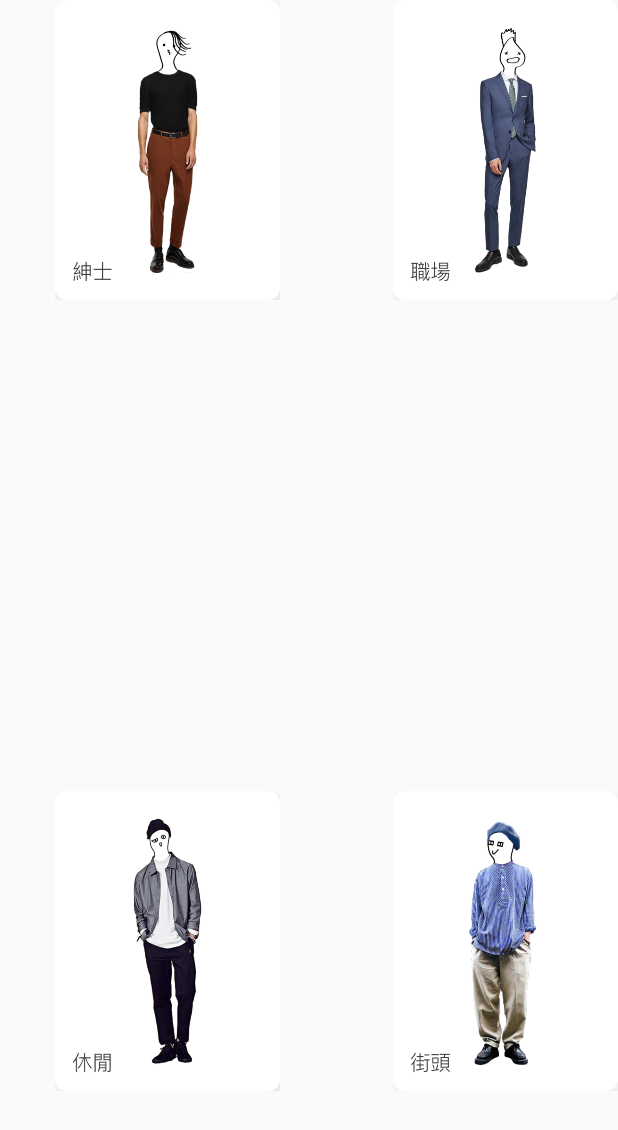
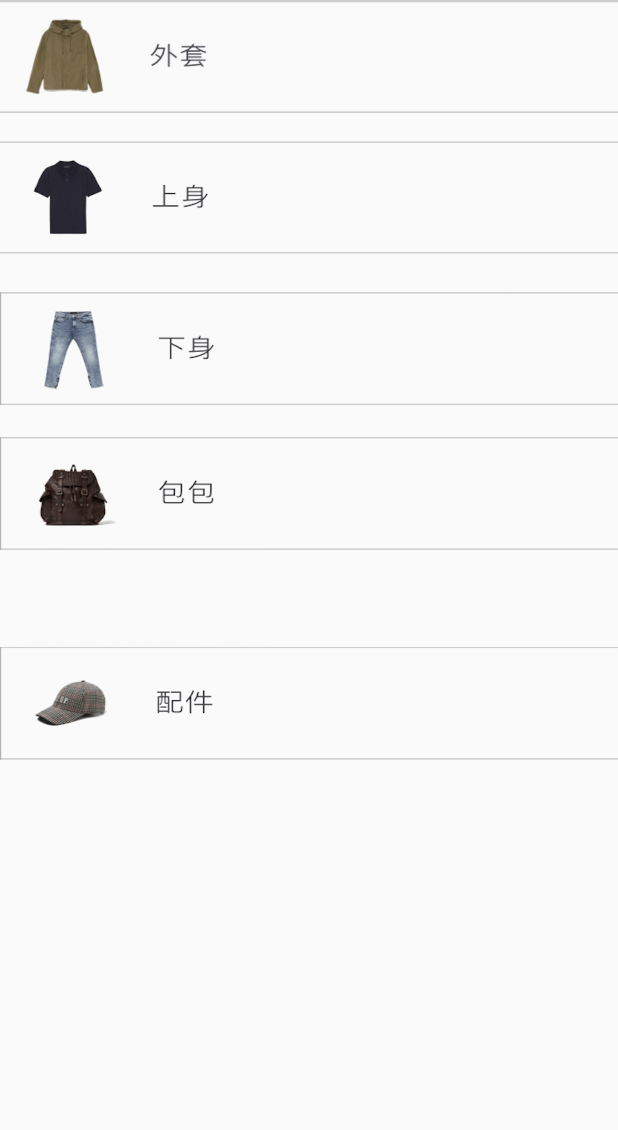
Before and after one commit to wall1350/LazyBoy, an Android app: the layout outfititem.xml on its own in the app's theme, with its tools: preview values and no code run, on a phone screen of 412 x 824 dp. Shown: the top 1130 px of the screen. Run offline under Robolectric (Android 15) with nearby library versions, the phone set to English and light mode, and no system bars.

Commit message:
Update Outfit

```diff
--- a/app/src/main/AndroidManifest.xml
+++ b/app/src/main/AndroidManifest.xml
@@ -20,6 +20,9 @@
         <activity
             android:label="Test"
             android:name=".Test"/>
+        <activity
+            android:label="OutfitRelax"
+            android:name=".OutfitRelax"/>
     </application>
 
 </manifest>
--- a/app/src/main/res/layout/outfititem.xml
+++ b/app/src/main/res/layout/outfititem.xml
@@ -6,52 +6,72 @@
     android:layout_width="match_parent"
     android:layout_height="match_parent">
 
-    <Button
-        android:id="@+id/button7"
-        android:layout_width="150dp"
-        android:layout_height="200dp"
-        android:background="@drawable/relax"
+    <ImageButton
+        android:id="@+id/btnJacket"
+        android:layout_width="450dp"
+        android:layout_height="75dp"
+        android:adjustViewBounds="true"
+        android:background="@drawable/jacket"
         app:layout_constraintBottom_toBottomOf="parent"
         app:layout_constraintEnd_toEndOf="parent"
-        app:layout_constraintHorizontal_bias="0.141"
-        app:layout_constraintStart_toStartOf="parent"
-        app:layout_constraintTop_toTopOf="parent"
-        app:layout_constraintVertical_bias="0.845" />
-
-    <Button
-        android:id="@+id/button6"
-        android:layout_width="150dp"
-        android:layout_height="200dp"
-        android:background="@drawable/job"
-        app:layout_constraintBottom_toBottomOf="parent"
-        app:layout_constraintEnd_toEndOf="parent"
-        app:layout_constraintHorizontal_bias="1.0"
+        app:layout_constraintHorizontal_bias="0.158"
         app:layout_constraintStart_toStartOf="parent"
         app:layout_constraintTop_toTopOf="parent"
         app:layout_constraintVertical_bias="0.0" />
 
-    <Button
-        android:id="@+id/button5"
-        android:layout_width="150dp"
-        android:layout_height="200dp"
-        android:background="@drawable/street"
+    <ImageButton
+        android:id="@+id/btnUpper"
+        android:layout_width="450dp"
+        android:layout_height="75dp"
+        android:layout_marginTop="8dp"
+        android:adjustViewBounds="true"
+        android:background="@drawable/upper"
         app:layout_constraintBottom_toBottomOf="parent"
         app:layout_constraintEnd_toEndOf="parent"
-        app:layout_constraintHorizontal_bias="1.0"
+        app:layout_constraintHorizontal_bias="0.136"
         app:layout_constraintStart_toStartOf="parent"
-        app:layout_constraintTop_toTopOf="parent"
-        app:layout_constraintVertical_bias="0.845" />
+        app:layout_constraintTop_toBottomOf="@+id/btnJacket"
+        app:layout_constraintVertical_bias="0.016" />
 
-    <Button
-        android:id="@+id/button4"
-        android:layout_width="150dp"
-        android:layout_height="200dp"
-        android:background="@drawable/gen"
+    <ImageButton
+        android:id="@+id/btnLower"
+        android:layout_width="450dp"
+        android:layout_height="75dp"
+        android:layout_marginTop="8dp"
+        android:adjustViewBounds="true"
+        android:background="@drawable/lower"
         app:layout_constraintBottom_toBottomOf="parent"
         app:layout_constraintEnd_toEndOf="parent"
-        app:layout_constraintHorizontal_bias="0.141"
+        app:layout_constraintHorizontal_bias="0.0"
         app:layout_constraintStart_toStartOf="parent"
-        app:layout_constraintTop_toTopOf="parent"
-        app:layout_constraintVertical_bias="0.0" />
+        app:layout_constraintTop_toBottomOf="@+id/btnUpper"
+        app:layout_constraintVertical_bias="0.03" />
 
+    <ImageButton
+        android:id="@+id/btnBag"
+        android:layout_width="450dp"
+        android:layout_height="75dp"
+        android:layout_marginTop="8dp"
+        android:adjustViewBounds="true"
+        android:background="@drawable/bag"
+        app:layout_constraintBottom_toBottomOf="parent"
+        app:layout_constraintEnd_toEndOf="parent"
+        app:layout_constraintHorizontal_bias="0.0"
+        app:layout_constraintStart_toStartOf="parent"
+        app:layout_constraintTop_toBottomOf="@+id/btnLower"
+        app:layout_constraintVertical_bias="0.028" />
+
+    <ImageButton
+        android:id="@+id/btnItem"
+        android:layout_width="450dp"
+        android:layout_height="75dp"
+        android:layout_marginTop="8dp"
+        android:adjustViewBounds="true"
+        android:background="@drawable/item"
+        app:layout_constraintBottom_toBottomOf="parent"
+        app:layout_constraintEnd_toEndOf="parent"
+        app:layout_constraintHorizontal_bias="0.0"
+        app:layout_constraintStart_toStartOf="parent"
+        app:layout_constraintTop_toBottomOf="@+id/btnBag"
+        app:layout_constraintVertical_bias="0.151" />
 </android.support.constraint.ConstraintLayout>
```
Also changed, not shown: app/src/main/java/com/example/jesuiswilliam/lazyboy/OutfitItem.java (+23 -8 lines), app/src/main/java/com/example/jesuiswilliam/lazyboy/OutfitOutfit.java (+19 -9 lines), app/src/main/java/com/example/jesuiswilliam/lazyboy/OutfitRelax.java (+77 -1 lines), app/src/main/res/layout/outfitrelax.xml (+54 -2 lines), app/src/main/res/drawable/bag.jpg (added), app/src/main/res/drawable/item.jpg (added), app/src/main/res/drawable/jacket.jpg (added), app/src/main/res/drawable/lower.jpg (added), app/src/main/res/drawable/upper.jpg (added), 1 other file.
